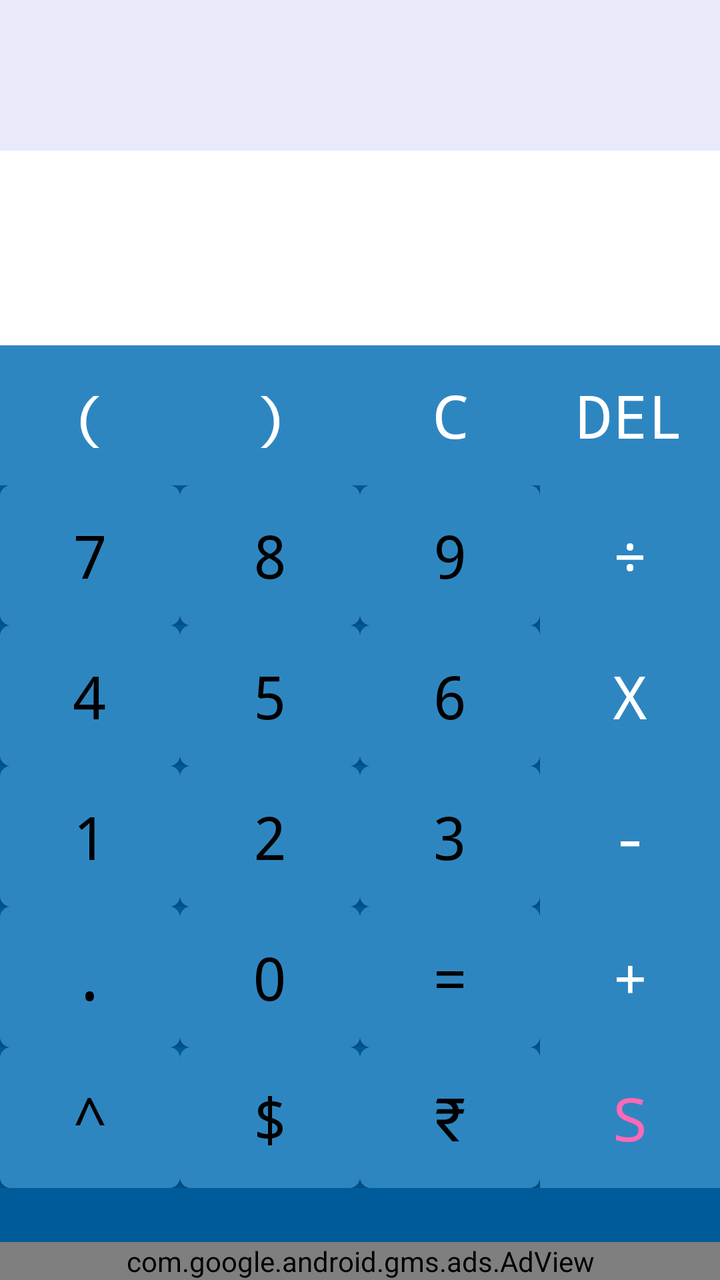
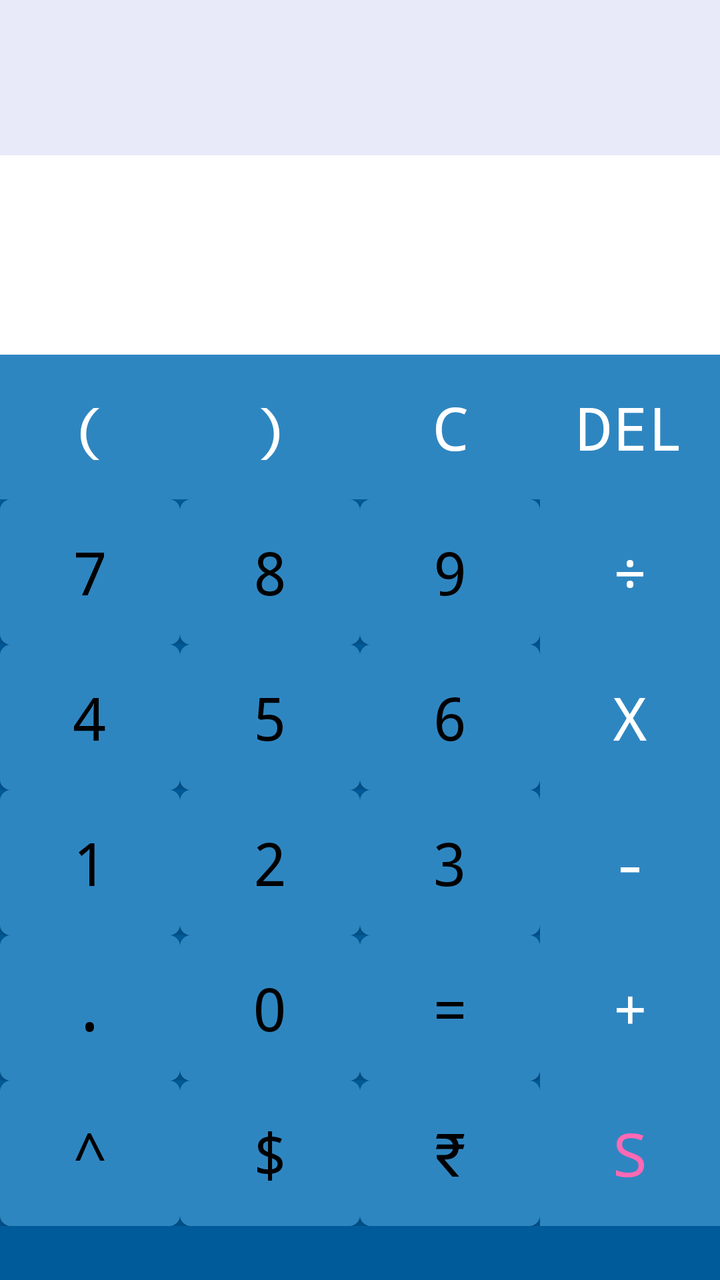

The first picture is an Android layout as it rendered before a commit; the second is the same layout after the commit. The layout source and the unified diff follow.
<!-- AndroidManifest.xml: application theme AppTheme -->
<!-- res/layout/activity_main.xml -->
<TableLayout xmlns:android="http://schemas.android.com/apk/res/android"
      android:id="@+id/rootLayout"
    android:layout_width="fill_parent"
    android:layout_height="fill_parent"
    xmlns:ads="http://schemas.android.com/apk/res-auto"
    android:shrinkColumns="*"
    android:stretchColumns="*"
    android:background="@color/colorPrimaryDark"
    android:weightSum="160">

    

    
    <TableRow
        android:layout_width="fill_parent"
        android:layout_height="wrap_content"
        android:gravity="center_horizontal"
        android:layout_weight="20"
        >

    <TextView
        android:id="@+id/infoTextView"
        android:layout_width="fill_parent"
        android:layout_height="match_parent"
        android:background="@color/TextViewBg"
        android:layout_span="4"
        android:textColor="#000000"
        android:maxLines="5"
        android:textSize="40sp"
        />
    </TableRow>

    

        <TableRow
            android:layout_width="fill_parent"
            android:layout_height="wrap_content"
            android:gravity="center_horizontal"
            android:layout_weight="20">
    <EditText
        android:id="@+id/edt1"
        android:layout_width="fill_parent"
        android:layout_height="match_parent"
        android:background="@color/EditTextBg"
        android:enabled="false"
        android:gravity="bottom"
        android:layout_span="4"
        android:lines="2"
        android:maxLines="2"
        android:textColor="#000000"
        android:textSize="30sp" />
    </TableRow>



    
    <TableRow
        android:layout_width="fill_parent"
        android:layout_height="wrap_content"
        android:gravity="center_horizontal"
        android:layout_weight="20">



        <Button
            android:id="@+id/buttonLBracket"
            android:layout_width="wrap_content"
            android:layout_height="fill_parent"
            android:text="@string/_buttonLBracket"
            android:textSize="30sp"
            android:background="@color/OperatorsBG"
            android:textColor="@color/OperatorsFG"
            android:layout_span="1"
            android:typeface="monospace"

            />

        <Button
            android:id="@+id/buttonRBracket"
            android:layout_width="wrap_content"
            android:layout_height="fill_parent"
            android:text="@string/_buttonRBracket"
            android:textSize="30sp"
            android:background="@color/OperatorsBG"
            android:textColor="@color/OperatorsFG"
            android:layout_span="1"
            android:typeface="monospace"/>

        <Button
            android:id="@+id/buttonC"
            android:layout_width="wrap_content"
            android:layout_height="fill_parent"
            android:text="@string/_C"
            android:textSize="30sp"
            android:background="@color/OperatorsBG"
            android:textColor="@color/OperatorsFG"
            android:layout_span="1"
            android:typeface="monospace"

            />


        <Button
            android:id="@+id/buttondel"
            android:layout_width="wrap_content"
            android:layout_height="fill_parent"
            android:text="@string/_del"
            android:textSize="30sp"
            android:background="@color/OperatorsBG"
            android:textColor="@color/OperatorsFG"
            android:layout_span="1"
            android:typeface="monospace"
            />

    </TableRow>


    
    <TableRow
        android:layout_width="fill_parent"
        android:layout_height="wrap_content"
        android:gravity="center_horizontal"
        android:layout_weight="20"
        >

        <Button
            android:id="@+id/button7"
            android:layout_width="wrap_content"
            android:layout_height="fill_parent"
            android:text="@string/_7"
            android:textSize="30sp"
            android:background="@drawable/button_s"
            android:textColor="@drawable/button_text_colour"
            android:layout_span="1"
            android:typeface="monospace"

            />

        <Button
            android:id="@+id/button8"
            android:layout_width="wrap_content"
            android:layout_height="fill_parent"
            android:text="@string/_8"
            android:textSize="30sp"
            android:background="@drawable/button_s"
            android:textColor="@drawable/button_text_colour"
            android:layout_span="1"
            android:typeface="monospace"
           />

        <Button
            android:id="@+id/button9"
            android:layout_width="wrap_content"
            android:layout_height="fill_parent"
            android:text="@string/_9"
            android:textSize="30sp"
            android:background="@drawable/button_s"
            android:textColor="@drawable/button_text_colour"
            android:layout_span="1"
            android:typeface="monospace"
            />


        <Button
            android:id="@+id/buttondiv"
            android:layout_width="wrap_content"
            android:layout_height="fill_parent"
            android:text="@string/_div"
            android:textSize="30sp"
            android:background="@color/OperatorsBG"
            android:textColor="@color/OperatorsFG"
            android:layout_span="1"
            android:typeface="monospace"/>


    </TableRow>


    
    <TableRow
        android:layout_width="fill_parent"
        android:layout_height="wrap_content"
        android:gravity="center_horizontal"
        android:layout_weight="20">

        <Button
            android:id="@+id/button4"
            android:layout_width="wrap_content"
            android:layout_height="fill_parent"
            android:text="@string/_4"
            android:textSize="30sp"
            android:background="@drawable/button_s"
            android:textColor="@drawable/button_text_colour"
            android:layout_span="1"
            android:typeface="monospace"
/>

        <Button
            android:id="@+id/button5"
            android:layout_width="wrap_content"
            android:layout_height="fill_parent"
            android:text="@string/_5"
            android:textSize="30sp"
            android:background="@drawable/button_s"
            android:textColor="@drawable/button_text_colour"
            android:layout_span="1"
            android:typeface="monospace"
   />

        <Button
            android:id="@+id/button6"
            android:layout_width="wrap_content"
            android:layout_height="fill_parent"
            android:text="@string/_6"
            android:textSize="30sp"
            android:background="@drawable/button_s"
            android:textColor="@drawable/button_text_colour"
            android:layout_span="1"
            android:typeface="monospace"
/>


        <Button
            android:id="@+id/buttonmul"
            android:layout_width="wrap_content"
            android:layout_height="fill_parent"
            android:text="@string/_mul"
            android:textSize="30sp"
            android:background="@color/OperatorsBG"
            android:textColor="@color/OperatorsFG"
            android:layout_span="1"
            android:typeface="monospace"/>



    </TableRow>


    
    <TableRow
        android:layout_width="fill_parent"
        android:layout_height="wrap_content"
        android:gravity="center_horizontal"
        android:layout_weight="20">


        <Button
            android:id="@+id/button1"
            android:layout_width="wrap_content"
            android:layout_height="fill_parent"
            android:text="@string/_1"
            android:textSize="30sp"
            android:background="@drawable/button_s"
            android:textColor="@drawable/button_text_colour"
            android:layout_span="1"
            android:typeface="monospace"
/>

        <Button
            android:id="@+id/button2"
            android:layout_width="wrap_content"
            android:layout_height="fill_parent"
            android:text="@string/_2"
            android:textSize="30sp"
            android:background="@drawable/button_s"
            android:textColor="@drawable/button_text_colour"
            android:layout_span="1"
            android:typeface="monospace"
/>

        <Button
            android:id="@+id/button3"
            android:layout_width="wrap_content"
            android:layout_height="fill_parent"
            android:text="@string/_3"
            android:textSize="30sp"
            android:background="@drawable/button_s"
            android:textColor="@drawable/button_text_colour"
            android:layout_span="1"
            android:typeface="monospace"
/>

        <Button
            android:id="@+id/buttonsub"
            android:layout_width="wrap_content"
            android:layout_height="fill_parent"
            android:text="@string/_sub"
            android:textSize="30sp"
            android:background="@color/OperatorsBG"
            android:textColor="@color/OperatorsFG"
            android:layout_span="1"
            android:typeface="monospace"
            />


    </TableRow>


    
    <TableRow
        android:layout_width="fill_parent"
        android:layout_height="wrap_content"
        android:gravity="center_horizontal"
        android:layout_weight="20">


        <Button
            android:id="@+id/button10"
            android:layout_width="wrap_content"
            android:layout_height="fill_parent"
            android:text="@string/_dot"
            android:textSize="30sp"
            android:background="@drawable/button_s"
            android:textColor="@drawable/button_text_colour"
            android:layout_span="1"
            android:typeface="monospace"
/>

        <Button
            android:id="@+id/button0"
            android:layout_width="wrap_content"
            android:layout_height="fill_parent"
            android:text="@string/_0"
            android:textSize="30sp"
            android:background="@drawable/button_s"
            android:textColor="@drawable/button_text_colour"
            android:layout_span="1"
            android:typeface="monospace"
/>



        <Button
            android:id="@+id/buttoneql"
            android:layout_width="wrap_content"
            android:layout_height="fill_parent"
            android:text="@string/_equal"
            android:textSize="30sp"
            android:background="@drawable/button_s"
            android:textColor="@drawable/button_text_colour"
            android:layout_span="1"
            android:typeface="monospace"
/>
        <Button
            android:id="@+id/buttonadd"
            android:layout_width="wrap_content"
            android:layout_height="fill_parent"
            android:text="@string/_add"
            android:textSize="30sp"
            android:background="@color/OperatorsBG"
            android:textColor="@color/OperatorsFG"
            android:layout_span="1"
            android:typeface="monospace"/>


    </TableRow>




    
    <TableRow
        android:layout_width="fill_parent"
        android:layout_height="wrap_content"
        android:gravity="center_horizontal"
        android:layout_weight="20">




        <Button
            android:id="@+id/buttonof"
            android:layout_width="wrap_content"
            android:layout_height="fill_parent"
            android:text="@string/_off"
            android:textSize="30sp"
            android:background="@drawable/button_s"
            android:textColor="@drawable/button_text_colour"
            android:layout_span="1"
            android:typeface="monospace"
            />



        <Button
            android:id="@+id/buttoninterad"
            android:layout_width="wrap_content"
            android:layout_height="fill_parent"
            android:text="@string/_Inter"
            android:textSize="30sp"
            android:background="@drawable/button_s"
            android:textColor="@drawable/button_text_colour"
            android:layout_span="1"
            android:typeface="monospace"
            />
        <Button
            android:id="@+id/buttonvedioad"
            android:layout_width="wrap_content"
            android:layout_height="fill_parent"
            android:text="@string/_Vedio"
            android:textSize="30sp"
            android:background="@drawable/button_s"
            android:textColor="@drawable/button_text_colour"
            android:layout_span="1"
            android:typeface="monospace"/>

        <Button
            android:id="@+id/buttonskin"
            android:layout_width="wrap_content"
            android:layout_height="fill_parent"
            android:text="@string/_Skins"
            android:textSize="30sp"
            android:background="@color/OperatorsBG"
            android:textColor="@color/pink"
            android:layout_span="1"
            android:typeface="monospace"
            />


    </TableRow>

    
    <TableRow
        android:layout_width="fill_parent"
        android:layout_height="wrap_content"
        android:gravity="center_horizontal"
        android:layout_weight="20">

        <TextView
            android:id="@+id/textViewLink"
            android:layout_width="match_parent"
            android:layout_height="wrap_content"
            android:layout_span="4"
            android:background="@color/colorPrimaryDark"
            android:textSize="20sp"
            android:textColor="@color/LinkColour"
            android:gravity="center_horizontal"/>

    </TableRow>
    <TableRow>

        <com.google.android.gms.ads.AdView
            android:id="@+id/banner_AdView"
            android:layout_width="wrap_content"
            android:layout_span="4"
            android:layout_height="wrap_content"
            android:layout_centerHorizontal="true"
            android:layout_alignParentBottom="true"
            ads:adSize="BANNER"
            ads:adUnitId="@string/ad_id_banner" />

    </TableRow>


</TableLayout>
<!-- resources referenced by this layout -->
<resources>
  <color name="EditTextBg">#FFFFFF</color>
  <color name="LinkColour">#000000</color>
  <color name="OperatorsBG"> #2e86c1 </color>
  <color name="OperatorsFG">#FFFFFF</color>
  <color name="TextViewBg">#E8EAFA</color>
  <color name="colorPrimaryDark">#005B9A</color>
  <color name="pink">#FF69B4</color>
  <!-- drawable button_s (drawable) -->
  <?xml version="1.0" encoding="utf-8"?>
  <shape xmlns:android="http://schemas.android.com/apk/res/android"
      android:shape="rectangle">
  
      <gradient
          android:startColor="@color/ButtonColor"
          android:centerColor="@color/ButtonColor"
          android:endColor="@color/ButtonColor"
          android:angle="270" />
      <corners android:radius="5dp" />
      <stroke android:width="2px" android:color="@color/ButtonColor" />
  </shape>
  <!-- drawable button_text_colour (drawable) -->
  <selector xmlns:android="http://schemas.android.com/apk/res/android">
  
      
      <item android:state_focused="true"
          android:state_pressed="false"
          android:color="#000000" />
  
      
      <item android:state_focused="true"
          android:state_pressed="true"
          android:color="#000000" />
  
      
      <item android:state_focused="false"
          android:state_pressed="true"
          android:color="#000000" />
  
      
      <item android:color="#000000" />
  
  </selector>
  <string name="_0">0</string>
  <string name="_1">1</string>
  <string name="_2">2</string>
  <string name="_3">3</string>
  <string name="_4">4</string>
  <string name="_5">5</string>
  <string name="_6">6</string>
  <string name="_7">7</string>
  <string name="_8">8</string>
  <string name="_9">9</string>
  <string name="_C">C</string>
  <string name="_Inter">$</string>
  <string name="_Skins">S</string>
  <string name="_Vedio">\u20B9</string>
  <string name="_add">+</string>
  <string name="_buttonLBracket">(</string>
  <string name="_buttonRBracket">)</string>
  <string name="_del">\Del</string>
  <string name="_div">\u00F7</string>
  <string name="_dot">.</string>
  <string name="_equal">=</string>
  <string name="_mul">x</string>
  <string name="_off">^</string>
  <string name="_sub">-</string>
  <string name="ad_id_banner">ca-app-pub-2542346272130601/5532542528</string>
  <style name="AppTheme" parent="Theme.AppCompat.Light.DarkActionBar">
          
          <item name="colorPrimary">@color/colorPrimary</item>
          <item name="colorPrimaryDark">@color/colorPrimaryDark</item>
          <item name="colorAccent">@color/colorAccent</item>
      </style>
  <color name="ButtonColor">#2e86c1</color>
  <color name="colorPrimary">#005B9A</color>
  <color name="colorAccent">#000000</color>
</resources>

<!-- the commit's change to res/layout/activity_main.xml (unified diff, before → after) -->
@@ -437,19 +437,7 @@
             android:gravity="center_horizontal"/>
 
     </TableRow>
-    <TableRow>
-
-        <com.google.android.gms.ads.AdView
-            android:id="@+id/banner_AdView"
-            android:layout_width="wrap_content"
-            android:layout_span="4"
-            android:layout_height="wrap_content"
-            android:layout_centerHorizontal="true"
-            android:layout_alignParentBottom="true"
-            ads:adSize="BANNER"
-            ads:adUnitId="@string/ad_id_banner" />
-
-    </TableRow>
+    
 
 
 </TableLayout>
<!-- resource entries referenced after the edit -->
@@ -66,7 +66,6 @@
   <string name="_mul">x</string>
   <string name="_off">^</string>
   <string name="_sub">-</string>
-  <string name="ad_id_banner">ca-app-pub-2542346272130601/5532542528</string>
   <style name="AppTheme" parent="Theme.AppCompat.Light.DarkActionBar">
           
           <item name="colorPrimary">@color/colorPrimary</item>
